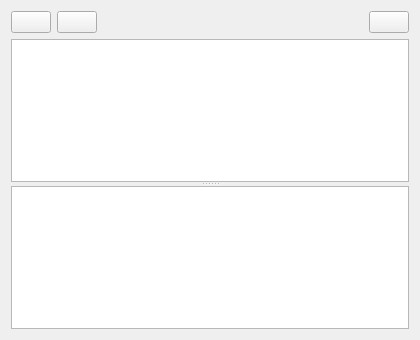
Above: src/sequencer/GUI/SequenceEditorGui.ui from WileECoder/starvax-player before the change. Below: the same form after it.
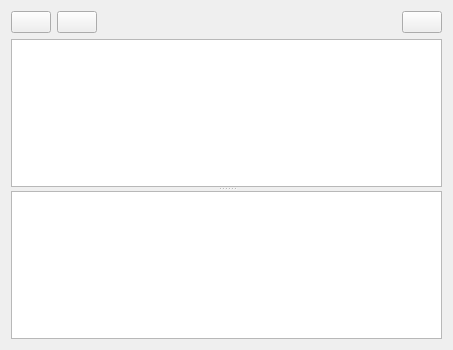
That is the form after the change. Custom widgets are drawn as their Qt base class.

```diff
--- a/src/sequencer/GUI/SequenceEditorGui.ui
+++ b/src/sequencer/GUI/SequenceEditorGui.ui
@@ -6,8 +6,8 @@
    <rect>
     <x>0</x>
     <y>0</y>
-    <width>420</width>
-    <height>340</height>
+    <width>453</width>
+    <height>350</height>
    </rect>
   </property>
   <property name="sizePolicy">
@@ -107,7 +107,7 @@
      </property>
      <widget class="Sequencer::CodeEditor" name="sequencerEdit">
       <property name="sizePolicy">
-       <sizepolicy hsizetype="Expanding" vsizetype="Maximum">
+       <sizepolicy hsizetype="Expanding" vsizetype="Expanding">
         <horstretch>0</horstretch>
         <verstretch>0</verstretch>
        </sizepolicy>
```
